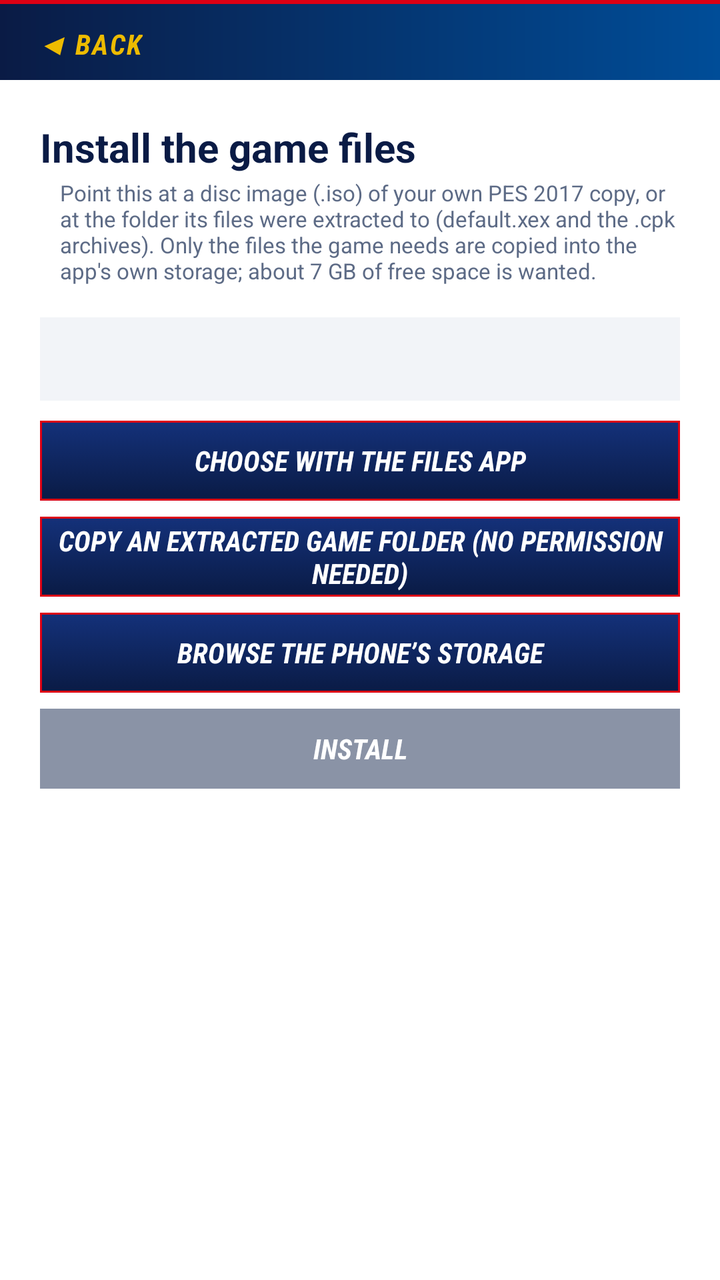
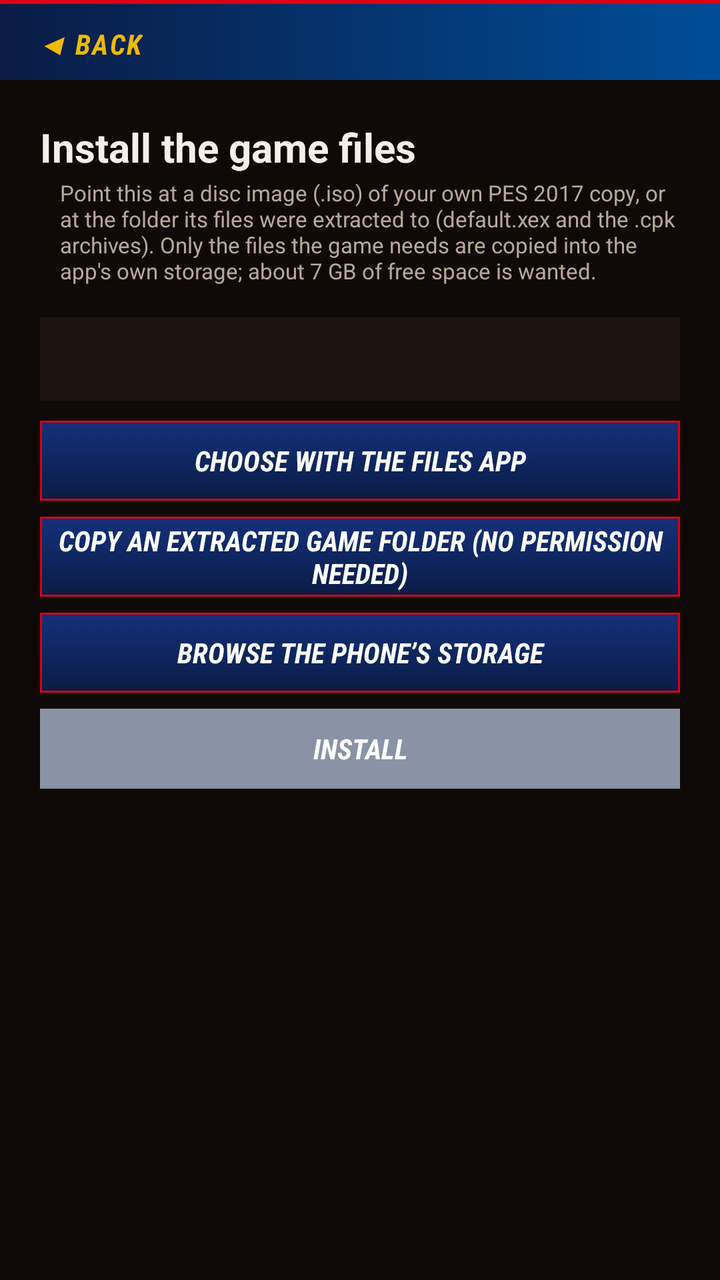

Two renders of the same Android screen: before a commit and after it. Below are the layout's source before the change and the commit's diff.
<!-- AndroidManifest.xml: application theme Theme.PES17 -->
<!-- res/layout/activity_install.xml -->
<?xml version="1.0" encoding="utf-8"?>
<LinearLayout xmlns:android="http://schemas.android.com/apk/res/android"
    android:layout_width="match_parent"
    android:layout_height="match_parent"
    android:orientation="vertical"
    android:background="@color/pes_page">

    <include layout="@layout/view_back_bar" />

<ScrollView
    android:layout_width="match_parent"
    android:layout_height="0dp"
    android:layout_weight="1"
    android:fillViewport="true">

    <LinearLayout
        android:layout_width="match_parent"
        android:layout_height="wrap_content"
        android:orientation="vertical"
        android:padding="20dp">

        <TextView
            android:layout_width="match_parent"
            android:layout_height="wrap_content"
            android:text="@string/install_game"
            android:textColor="@color/pes_navy"
            android:textSize="20sp"
            android:textStyle="bold" />

        <TextView
            style="@style/SettingHint"
            android:layout_width="match_parent"
            android:layout_height="wrap_content"
            android:text="@string/install_hint" />

        <TextView
            android:id="@+id/source"
            android:layout_width="match_parent"
            android:layout_height="wrap_content"
            android:layout_marginTop="12dp"
            android:background="@color/pes_panel"
            android:padding="12dp"
            android:textColor="@color/pes_text"
            android:textSize="13sp" />

        <Button
            android:id="@+id/pick"
            android:layout_width="match_parent"
            android:layout_height="wrap_content"
            android:layout_marginTop="10dp"
            android:text="@string/pick_with_files" />

        <Button
            android:id="@+id/pick_folder"
            android:layout_width="match_parent"
            android:layout_height="wrap_content"
            android:layout_marginTop="8dp"
            android:text="@string/pick_folder" />

        <Button
            android:id="@+id/choose"
            android:layout_width="match_parent"
            android:layout_height="wrap_content"
            android:layout_marginTop="8dp"
            android:text="@string/choose_source" />

        <Button
            android:id="@+id/begin"
            android:layout_width="match_parent"
            android:layout_height="wrap_content"
            android:layout_marginTop="8dp"
            android:enabled="false"
            android:text="@string/begin_install" />

        <ProgressBar
            android:id="@+id/progress"
            style="?android:attr/progressBarStyleHorizontal"
            android:layout_width="match_parent"
            android:layout_height="wrap_content"
            android:layout_marginTop="14dp"
            android:max="1000"
            android:visibility="gone" />

        <TextView
            android:id="@+id/progress_text"
            style="@style/SettingHint"
            android:layout_width="match_parent"
            android:layout_height="wrap_content" />

        <Button
            android:id="@+id/cancel"
            android:layout_width="match_parent"
            android:layout_height="wrap_content"
            android:layout_marginTop="8dp"
            android:visibility="gone"
            android:text="@string/cancel" />
    </LinearLayout>
</ScrollView>
</LinearLayout>
<!-- res/layout/view_back_bar.xml (included above) -->
<?xml version="1.0" encoding="utf-8"?>
<LinearLayout xmlns:android="http://schemas.android.com/apk/res/android"
    android:layout_width="match_parent"
    android:layout_height="wrap_content"
    android:background="@drawable/bg_panel_title"
    android:gravity="center_vertical"
    android:orientation="horizontal"
    android:paddingStart="8dp"
    android:paddingEnd="8dp"
    android:paddingTop="4dp">

    <Button
        android:id="@+id/back_button"
        style="@style/BackButton"
        android:layout_width="wrap_content"
        android:layout_height="wrap_content"
        android:text="@string/back" />

</LinearLayout>
<!-- resources referenced by this layout -->
<resources>
  <color name="pes_navy">#0A1B45</color>
  <color name="pes_page">#FFFFFF</color>
  <color name="pes_panel">#F2F4F8</color>
  <color name="pes_text">#0A1B45</color>
  <!-- drawable bg_panel_title (drawable) -->
  <?xml version="1.0" encoding="utf-8"?>
  <layer-list xmlns:android="http://schemas.android.com/apk/res/android">
      <item>
          <shape android:shape="rectangle">
              <gradient android:angle="0" android:startColor="#0A1B45" android:endColor="#004D98" />
          </shape>
      </item>
      <item android:gravity="top" android:height="2dp">
          <shape android:shape="rectangle">
              <solid android:color="#DC0014" />
          </shape>
      </item>
  </layer-list>
  <string name="back">◀  Back</string>
  <string name="begin_install">Install</string>
  <string name="cancel">Cancel</string>
  <string name="choose_source">Browse the phone\u2019s storage</string>
  <string name="install_game">Install the game files</string>
  <string name="install_hint">Point this at a disc image (.iso) of your own PES 2017 copy, or at the folder its files were extracted to (default.xex and the .cpk archives). Only the files the game needs are copied into the app\'s own storage; about 7 GB of free space is wanted.</string>
  <string name="pick_folder">Copy an extracted game folder (no permission needed)</string>
  <string name="pick_with_files">Choose with the Files app</string>
  <style name="BackButton">
          <item name="android:background">@android:color/transparent</item>
          <item name="android:minHeight">36dp</item>
          <item name="android:minWidth">0dp</item>
          <item name="android:paddingStart">10dp</item>
          <item name="android:paddingEnd">14dp</item>
          <item name="android:textColor">@color/pes_gold</item>
          <item name="android:textSize">14sp</item>
          <item name="android:textStyle">bold|italic</item>
          <item name="android:textAllCaps">true</item>
          <item name="android:fontFamily">sans-serif-condensed</item>
          <item name="android:letterSpacing">0.06</item>
          <item name="android:stateListAnimator">@null</item>
      </style>
  <style name="SettingHint">
          <item name="android:paddingStart">10dp</item>
          <item name="android:paddingTop">2dp</item>
          <item name="android:paddingBottom">4dp</item>
          <item name="android:textColor">@color/pes_muted</item>
          <item name="android:textSize">11sp</item>
      </style>
  <style name="Theme.PES17" parent="Theme.AppCompat.Light.NoActionBar">
          <item name="android:windowBackground">@color/pes_page</item>
          <item name="colorPrimary">@color/pes_navy</item>
          <item name="colorPrimaryDark">@color/pes_navy</item>
          <item name="colorAccent">@color/pes_red</item>
          <item name="colorControlActivated">@color/pes_red</item>
          <item name="android:textColorPrimary">@color/pes_text</item>
          <item name="android:textColorSecondary">@color/pes_muted</item>
          <item name="buttonStyle">@style/PanelButton</item>
          <item name="android:buttonStyle">@style/PanelButton</item>
      </style>
  <color name="pes_gold">#EDBB00</color>
  <color name="pes_muted">#5D6B86</color>
  <color name="pes_red">#DC0014</color>
  <style name="PanelButton" parent="Widget.AppCompat.Button">
          <item name="android:background">@drawable/bg_button_action</item>
          <item name="android:textColor">@color/pes_on_dark</item>
          <item name="android:textStyle">bold|italic</item>
          <item name="android:fontFamily">sans-serif-condensed</item>
          <item name="android:minHeight">40dp</item>
          <item name="android:stateListAnimator">@null</item>
      </style>
  <color name="pes_on_dark">#FFFFFF</color>
  <!-- unchanged entries left out for length: 1 -->
</resources>

<!-- the commit's change to res/layout/activity_install.xml (unified diff, before → after) -->
@@ -23,7 +23,7 @@
             android:layout_width="match_parent"
             android:layout_height="wrap_content"
             android:text="@string/install_game"
-            android:textColor="@color/pes_navy"
+            android:textColor="@color/pes_text"
             android:textSize="20sp"
             android:textStyle="bold" />
 
<!-- resource entries referenced after the edit -->
@@ -1,9 +1,9 @@
 <!-- resources referenced by this layout -->
 <resources>
   <color name="pes_navy">#0A1B45</color>
-  <color name="pes_page">#FFFFFF</color>
-  <color name="pes_panel">#F2F4F8</color>
-  <color name="pes_text">#0A1B45</color>
+  <color name="pes_page">#0F0A08</color>
+  <color name="pes_panel">#1D1411</color>
+  <color name="pes_text">#F6EEE8</color>
   <!-- drawable bg_panel_title (drawable) -->
   <?xml version="1.0" encoding="utf-8"?>
   <layer-list xmlns:android="http://schemas.android.com/apk/res/android">
@@ -59,8 +59,8 @@
           <item name="android:buttonStyle">@style/PanelButton</item>
       </style>
   <color name="pes_gold">#EDBB00</color>
-  <color name="pes_muted">#5D6B86</color>
-  <color name="pes_red">#DC0014</color>
+  <color name="pes_muted">#B9A89A</color>
+  <color name="pes_red">#FF3B2F</color>
   <style name="PanelButton" parent="Widget.AppCompat.Button">
           <item name="android:background">@drawable/bg_button_action</item>
           <item name="android:textColor">@color/pes_on_dark</item>
